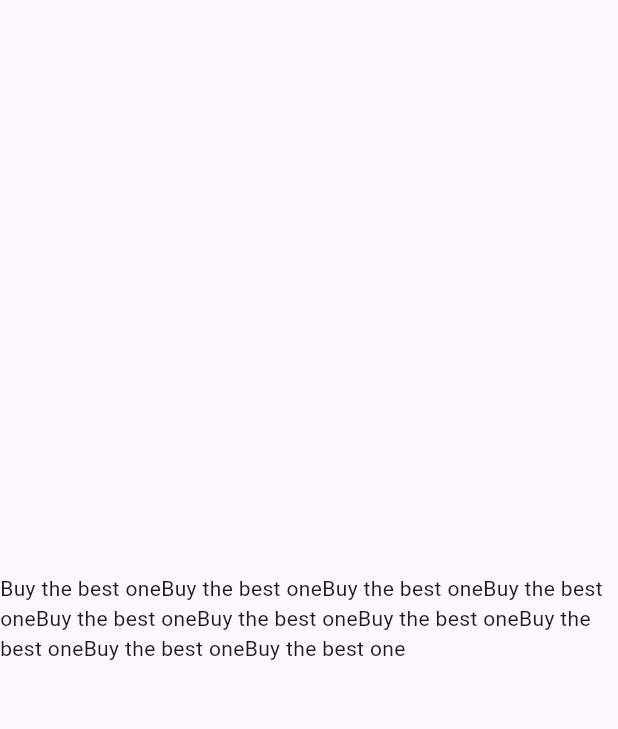
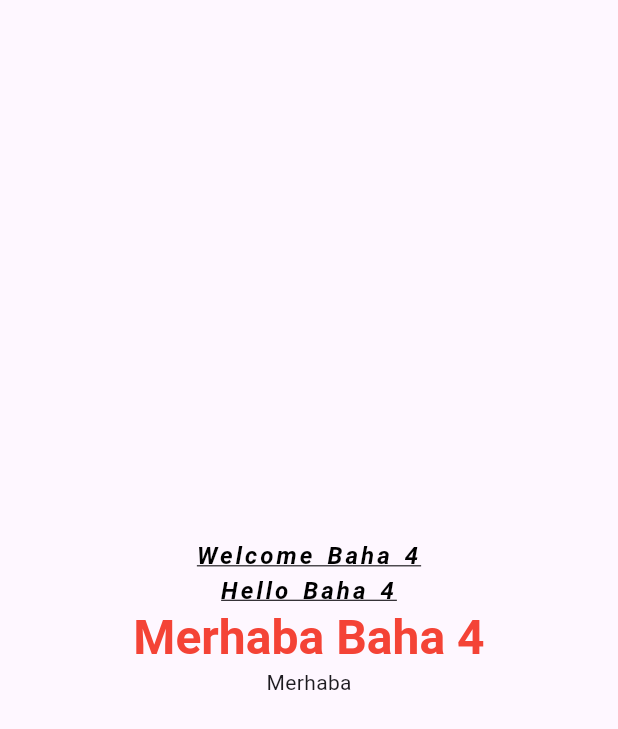
Before and after one commit to bahasorkun/Flutter-Learn, a Flutter app: the screen it shows after launch, on a phone screen of 412 x 824 dp. Shown: the top 729 px of the screen. Run offline on Flutter 3.47's test engine with Material 3 defaults, Android fonts, the light colour scheme and no system bars; our stand-ins replace gap, geocoding, geolocator, isar, lottie; missing offline and left inert: function_tree; accounts and stored records are empty; generated files the repository leaves out were written again.

Commit message:
Kod düzeni öğreniliyor

```diff
--- a/Learning-Flutter-with-Veli-Bacik/flutter_learn_with_vb/lib/101/text_learn_view.dart
+++ b/Learning-Flutter-with-Veli-Bacik/flutter_learn_with_vb/lib/101/text_learn_view.dart
@@ -1,18 +1,60 @@
 import 'package:flutter/material.dart';
 
 class TextLearnView extends StatelessWidget {
-  const TextLearnView({super.key});
+  TextLearnView({super.key});
 
+  final String name = "Baha";
+  final ProjectKeys keys = ProjectKeys();
   @override
   Widget build(BuildContext context) {
     return Scaffold(
       body: Center(
-        child: Text(
-          ("Buy the best one" *
-              10), //Dart dili burayı otomatik olarak bu yazıyı 10 kez tekrar edecek şekilde algılar.
-
+        child: Column(
+          mainAxisAlignment: MainAxisAlignment.center,
+          children: [
+            Text("Welcome $name ${name.length}",
+                maxLines: 2,
+                overflow: TextOverflow.ellipsis,
+                textAlign: TextAlign.center,
+                style: ProjectStyles.welcomeStyle),
+            Text("Hello $name ${name.length}",
+                maxLines: 2,
+                overflow: TextOverflow.ellipsis,
+                textAlign: TextAlign.center,
+                style: ProjectStyles.welcomeStyle),
+            Text(
+              "Merhaba $name ${name.length}",
+              maxLines: 2,
+              overflow: TextOverflow.ellipsis,
+              textAlign: TextAlign.center,
+              style: Theme.of(context).textTheme.headlineLarge?.copyWith(
+                  color: ProjectColors.welcomeColor,
+                  fontWeight: FontWeight.bold),
+            ),
+            Text(keys.welcome)
+          ],
         ),
       ),
     );
   }
 }
+
+//Kod Okunabilirliği ve Düzeni İçin bir örnek
+class ProjectStyles {
+  static TextStyle welcomeStyle = const TextStyle(
+      wordSpacing: 2,
+      decoration: TextDecoration.underline,
+      fontStyle: FontStyle.italic,
+      letterSpacing: 2,
+      color: Colors.black,
+      fontSize: 16,
+      fontWeight: FontWeight.bold);
+}
+
+class ProjectColors {
+  static Color welcomeColor = Colors.red;
+}
+
+class ProjectKeys {
+  final String welcome = "Merhaba";
+}
--- a/Learning-Flutter-with-Veli-Bacik/flutter_learn_with_vb/lib/main.dart
+++ b/Learning-Flutter-with-Veli-Bacik/flutter_learn_with_vb/lib/main.dart
@@ -8,7 +8,7 @@ class MyApp extends StatelessWidget {
 
   @override
   Widget build(BuildContext context) {
-    return const MaterialApp(
+    return MaterialApp(
       title: 'Material App',
       home: TextLearnView(),
     );
```
